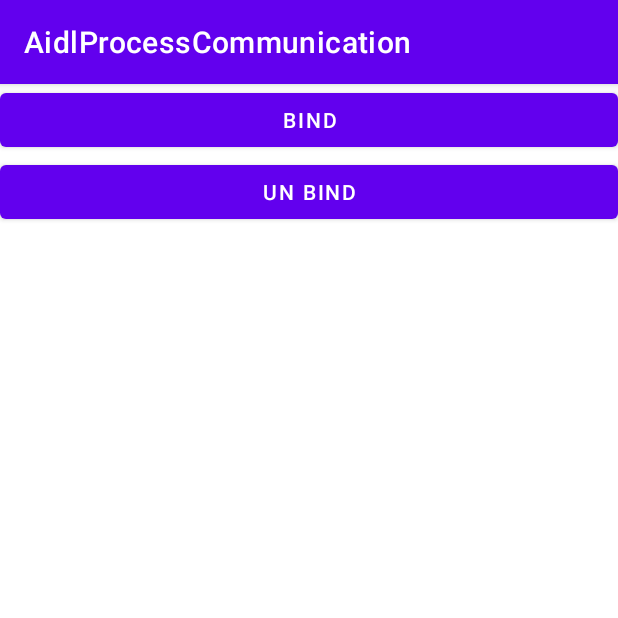
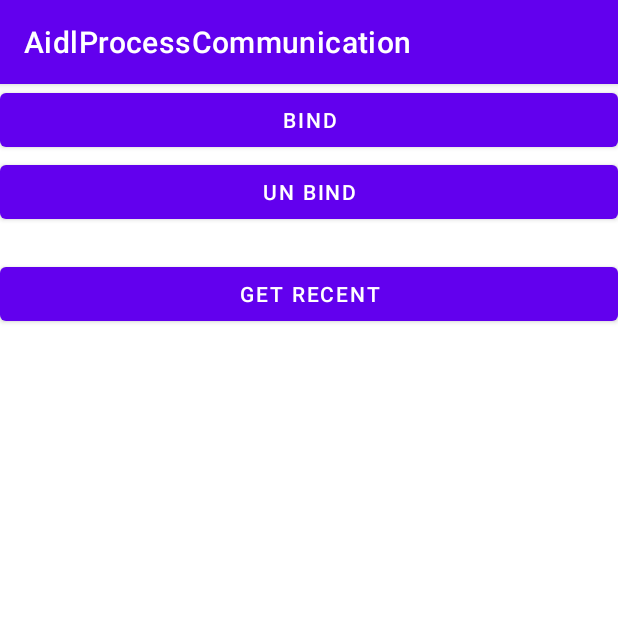
Before and after one commit to developerBBee/AidlProcessCommunication, an Android app: the screen it shows after launch (AIDLActivity), after a tap on "UN BIND", on a phone screen of 412 x 824 dp, the top half of it. Run offline under Robolectric (Android 15) with nearby library versions, the phone set to English and light mode, and no system bars.

Commit message:
AidlProcessCommunication: getPackageName

```diff
--- a/app/src/main/AndroidManifest.xml
+++ b/app/src/main/AndroidManifest.xml
@@ -5,6 +5,7 @@
     <permission android:name="jp.developer.bbee.aidlprocesscommunication.permission.LOCAL"/>
     <uses-permission android:name="jp.developer.bbee.aidlprocesscommunication.permission.LOCAL"/>
     <uses-permission android:name="android.permission.FOREGROUND_SERVICE"/>
+    <uses-permission android:name="android.permission.GET_TASKS"/>
 
     <application
         android:allowBackup="true"
--- a/app/src/main/java/jp/developer/bbee/aidlprocesscommunication/AIDLActivity.java
+++ b/app/src/main/java/jp/developer/bbee/aidlprocesscommunication/AIDLActivity.java
@@ -1,6 +1,8 @@
 package jp.developer.bbee.aidlprocesscommunication;
 
+import android.app.ActivityManager;
 import android.content.ComponentName;
+import android.content.Context;
 import android.content.Intent;
 import android.content.ServiceConnection;
 import android.os.Bundle;
@@ -8,22 +10,30 @@ import android.os.IBinder;
 import android.os.RemoteException;
 import android.util.Log;
 import android.view.View;
+import android.widget.ArrayAdapter;
+import android.widget.ListView;
 
 import androidx.annotation.Nullable;
 import androidx.appcompat.app.AppCompatActivity;
 
+import java.util.ArrayList;
 import java.util.List;
 
 public class AIDLActivity extends AppCompatActivity {
     private final String TAG = "AIDLActivity";
     private Intent mIntent;
     private IBookManager mIBookManager;
+    private ActivityManager mActivityManager;
+    private ListView listViewRecent;
 
     @Override
     protected void onCreate(@Nullable Bundle savedInstanceState) {
         super.onCreate(savedInstanceState);
         setContentView(R.layout.activity_aidl);
         mIntent = new Intent(AIDLActivity.this, BookManagerService.class);
+
+        listViewRecent = findViewById(R.id.listViewRecent);
+        mActivityManager = (ActivityManager) getSystemService(Context.ACTIVITY_SERVICE);
     }
 
     public void onClick(View view) {
@@ -34,7 +44,23 @@ public class AIDLActivity extends AppCompatActivity {
             case R.id.unbindService:
                 unbindService(mConnection);
                 break;
+            case R.id.getRecent:
+                List<String> recentList = getRecent();
+                ArrayAdapter<String> adapter = new ArrayAdapter(
+                        AIDLActivity.this, android.R.layout.simple_list_item_1, recentList);
+                listViewRecent.setAdapter(adapter);
+                break;
         }
+    }
+
+    private List<String> getRecent() {
+        List<String> recentList = new ArrayList<>();
+        List<ActivityManager.RecentTaskInfo> taskList = mActivityManager.getRecentTasks(
+                256, ActivityManager.RECENT_WITH_EXCLUDED);
+        for (ActivityManager.RecentTaskInfo task : taskList) {
+            recentList.add(task.baseIntent.getComponent().getPackageName());
+        }
+        return recentList;
     }
 
     private ServiceConnection mConnection = new ServiceConnection() {
--- a/app/src/main/res/layout/activity_aidl.xml
+++ b/app/src/main/res/layout/activity_aidl.xml
@@ -17,5 +17,20 @@
         android:onClick="onClick"
         android:text="un bind"/>
 
+    <Space
+        android:layout_width="match_parent"
+        android:layout_height="20dp"/>
+
+    <Button
+        android:id="@+id/getRecent"
+        android:layout_width="match_parent"
+        android:layout_height="wrap_content"
+        android:onClick="onClick"
+        android:text="get recent"/>
+
+    <ListView
+        android:id="@+id/listViewRecent"
+        android:layout_width="match_parent"
+        android:layout_height="wrap_content"/>
 
 </LinearLayout>
```
